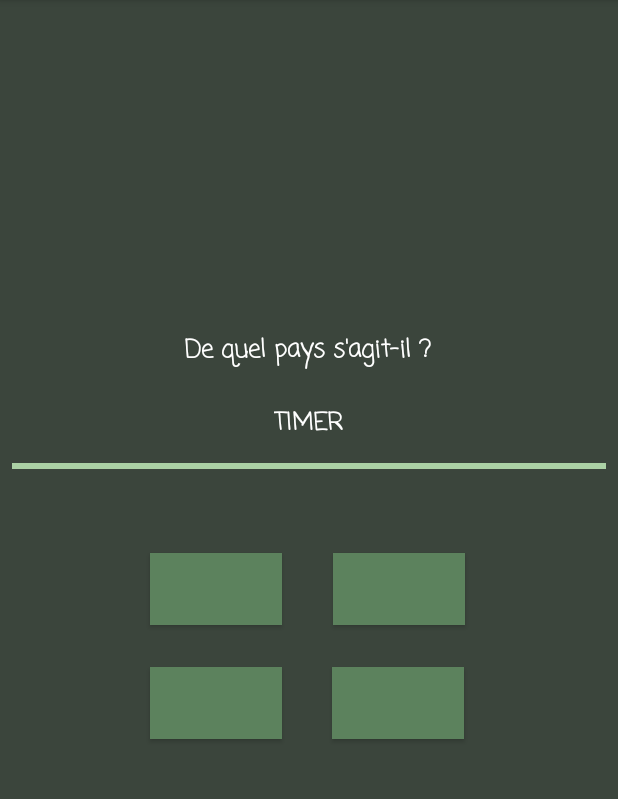
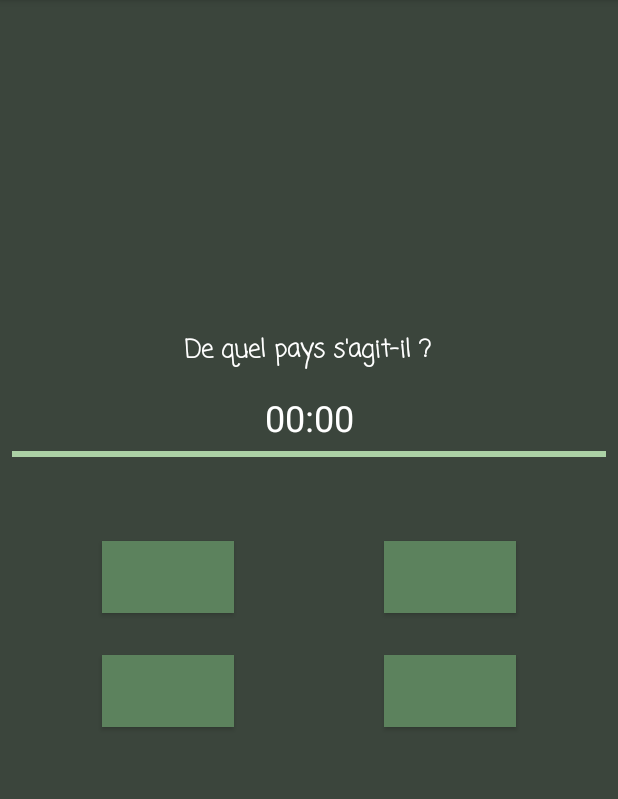
Before and after one commit to AntoineSini/GuessMyVibe, an Android app: the SoloEasyGameActivity screen opened directly, with no data from a screen before it, on a phone screen of 412 x 824 dp, the part 84-883 px from its top. Run offline under Robolectric (Android 15) with nearby library versions, the light colour scheme and no system bars; our stand-ins replace Volley; network calls fail; Roboto replaces fonts that are not available here.

Commit message:
New Chrono

```diff
--- a/app/src/main/java/fr/isen/guessmyvibe/SoloEasyGameActivity.kt
+++ b/app/src/main/java/fr/isen/guessmyvibe/SoloEasyGameActivity.kt
@@ -1,11 +1,10 @@
 package fr.isen.guessmyvibe
 
 import android.content.Intent
-import android.net.Uri
 import android.os.Build
 import android.os.Bundle
+import android.os.SystemClock
 import android.util.Log
-import android.widget.Toast
 import androidx.annotation.RequiresApi
 import androidx.appcompat.app.AppCompatActivity
 import com.android.volley.Request
@@ -15,7 +14,6 @@ import com.android.volley.toolbox.Volley
 import com.google.gson.Gson
 import fr.isen.guessmyvibe.classes.Flags
 import kotlinx.android.synthetic.main.activity_solo_easy.*
-import java.util.concurrent.ThreadLocalRandom
 import kotlin.random.Random.Default.nextInt
 
 
@@ -28,7 +26,6 @@ class SoloEasyGameActivity : AppCompatActivity() {
     var points: Int = 0
     var pts : Int = 100
     var STEP =0
-
 
     @RequiresApi(Build.VERSION_CODES.LOLLIPOP)
     override fun onCreate(savedInstanceState: Bundle?) {
@@ -79,7 +76,7 @@ class SoloEasyGameActivity : AppCompatActivity() {
             if(response == 3){
                 points += pts
             }
-            else startGame()
+            startGame()
         }
 
 
@@ -134,8 +131,15 @@ class SoloEasyGameActivity : AppCompatActivity() {
     @RequiresApi(Build.VERSION_CODES.LOLLIPOP)
     fun startGame(){
         STEP++
+
         if(STEP <= 10)
         {
+            if(STEP == 1 ) chronoView.start()
+            else{
+                val systemCurrTime = SystemClock.elapsedRealtime()
+                chronoView.setBase(systemCurrTime)
+            }
+
             var random = getRandomIndex()
             showFlags(flags?.results?.get(random)?.code)
             showResponses(flags?.results?.get(random)?.country, flags)
--- a/app/src/main/res/layout/activity_solo_easy.xml
+++ b/app/src/main/res/layout/activity_solo_easy.xml
@@ -24,45 +24,29 @@
         app:layout_constraintStart_toStartOf="parent"
         app:layout_constraintTop_toBottomOf="@+id/flagView" />
 
-    <TextView
-        android:id="@+id/textView"
-        android:layout_width="wrap_content"
-        android:layout_height="wrap_content"
-        android:layout_marginTop="24dp"
-        android:text="TIMER"
-        android:fontFamily="casual"
-        android:textColor="@color/white"
-        android:textSize="16dp"
-        android:textStyle="bold"
-        app:layout_constraintEnd_toEndOf="@+id/country"
-        app:layout_constraintStart_toStartOf="@+id/country"
-        app:layout_constraintTop_toBottomOf="@+id/country" />
-
     <ProgressBar
         android:id="@+id/progressBar"
         style="?android:attr/progressBarStyleHorizontal"
         android:layout_width="fill_parent"
         android:layout_height="wrap_content"
         android:layout_marginStart="8dp"
-        android:layout_marginTop="8dp"
         android:layout_marginEnd="8dp"
         android:max="100"
         android:progress="100"
         app:layout_constraintEnd_toEndOf="parent"
         app:layout_constraintHorizontal_bias="1.0"
         app:layout_constraintStart_toStartOf="parent"
-        app:layout_constraintTop_toBottomOf="@+id/textView" />
+        app:layout_constraintTop_toBottomOf="@+id/chronoView" />
 
     <Button
         android:id="@+id/response2"
         android:layout_width="wrap_content"
         android:layout_height="wrap_content"
-        android:layout_marginStart="32dp"
+        android:layout_marginStart="16dp"
         android:layout_marginTop="50dp"
-        android:layout_marginEnd="100dp"
-        android:text="@string/response2"
         android:background="@color/greenButton"
         android:fontFamily="casual"
+        android:text="@string/response2"
         android:textColor="@color/white"
         android:textStyle="bold"
         app:layout_constraintEnd_toEndOf="parent"
@@ -74,25 +58,28 @@
         android:layout_width="wrap_content"
         android:layout_height="wrap_content"
         android:layout_marginTop="28dp"
-        android:text="@string/response3"
+        android:layout_marginEnd="16dp"
         android:background="@color/greenButton"
         android:fontFamily="casual"
+        android:text="@string/response3"
         android:textColor="@color/white"
         android:textStyle="bold"
-        app:layout_constraintStart_toStartOf="@+id/response1"
+        app:layout_constraintEnd_toStartOf="@+id/response4"
+        app:layout_constraintStart_toStartOf="parent"
         app:layout_constraintTop_toBottomOf="@+id/response1" />
 
     <Button
         android:id="@+id/response1"
         android:layout_width="wrap_content"
         android:layout_height="wrap_content"
-        android:layout_marginStart="100dp"
         android:layout_marginTop="50dp"
+        android:layout_marginEnd="16dp"
         android:background="@color/greenButton"
         android:fontFamily="casual"
+        android:text="@string/response1"
         android:textColor="@color/white"
         android:textStyle="bold"
-        android:text="@string/response1"
+        app:layout_constraintEnd_toStartOf="@+id/response2"
         app:layout_constraintStart_toStartOf="parent"
         app:layout_constraintTop_toBottomOf="@+id/progressBar" />
 
@@ -100,14 +87,14 @@
         android:id="@+id/response4"
         android:layout_width="wrap_content"
         android:layout_height="wrap_content"
-        android:layout_marginStart="32dp"
+        android:layout_marginStart="16dp"
         android:layout_marginTop="28dp"
-        android:text="@string/response4"
         android:background="@color/greenButton"
         android:fontFamily="casual"
+        android:text="@string/response4"
         android:textColor="@color/white"
         android:textStyle="bold"
-        app:layout_constraintEnd_toEndOf="@+id/response2"
+        app:layout_constraintEnd_toEndOf="parent"
         app:layout_constraintStart_toEndOf="@+id/response3"
         app:layout_constraintTop_toBottomOf="@+id/response2" />
 
@@ -122,4 +109,17 @@
         app:layout_constraintStart_toStartOf="parent"
         app:layout_constraintTop_toTopOf="parent" />
 
+    <Chronometer
+        android:id="@+id/chronoView"
+        android:layout_width="match_parent"
+        android:layout_height="wrap_content"
+        android:layout_marginTop="16dp"
+        android:layout_weight="1"
+        android:gravity="center_horizontal"
+        android:textColor="@color/white"
+        android:textSize="24sp"
+        app:layout_constraintEnd_toEndOf="parent"
+        app:layout_constraintStart_toStartOf="parent"
+        app:layout_constraintTop_toBottomOf="@+id/country" />
+
 </androidx.constraintlayout.widget.ConstraintLayout>
```
